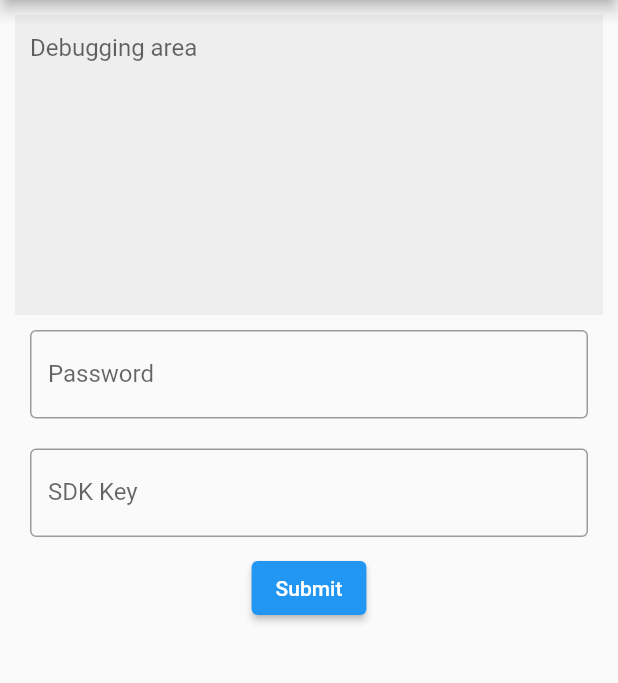
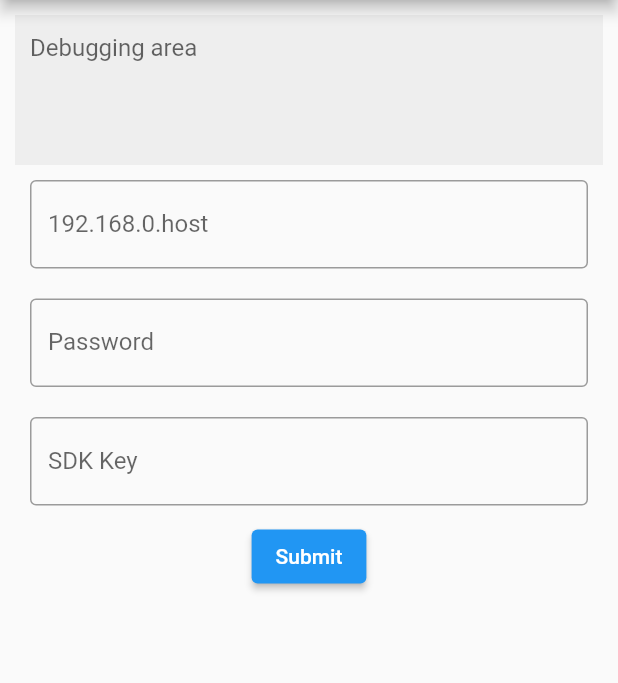
Before and after one commit to RyanJeong/Flutter, a Flutter app: the screen it shows after launch, after a tap on "Submit", on a phone screen of 412 x 824 dp, the part 84-767 px from its top. Run offline on Flutter 3.47's test engine with Material 2 defaults, Android fonts, the phone set to English and light mode, and no system bars; network calls fail.

Commit message:
Updated on May 16, 2022

```diff
--- a/http_test/lib/main.dart
+++ b/http_test/lib/main.dart
@@ -8,8 +8,9 @@ void main() async {
   ));
 }
 
-Future<String> send(String pw, String sdk) async {
-  const String url = 'http://192.168.0.10:80/post';
+Future<String> send(String host, String pw, String sdk) async {
+  String url = 'http://192.168.0.' + host + ':80/post';
+  print(url);
   final response = await http.post(
     Uri.parse(url),
     headers: <String, String>{
@@ -34,6 +35,7 @@ class MyApp extends StatefulWidget {
 }
 
 class _State extends State<MyApp> {
+  TextEditingController hostController = TextEditingController();
   TextEditingController passwordController = TextEditingController();
   TextEditingController sdkController = TextEditingController();
   TextEditingController debugController = TextEditingController();
@@ -49,19 +51,19 @@ class _State extends State<MyApp> {
             child: Column(
               children: <Widget>[
                 Container(
-                  height: 200,
+                  height: 100,
                   color: Color(0xffeeeeee),
                   padding: EdgeInsets.all(10.0),
                   child: new ConstrainedBox(
                     constraints: BoxConstraints(
-                      maxHeight: 200.0,
+                      maxHeight: 100.0,
                     ),
                     child: new Scrollbar(
                       child: new SingleChildScrollView(
                         scrollDirection: Axis.vertical,
                         reverse: true,
                         child: SizedBox(
-                          height: 190.0,
+                          height: 90.0,
                           child: new TextField(
                             maxLines: 100,
                             controller: debugController,
@@ -73,6 +75,16 @@ class _State extends State<MyApp> {
                           ),
                         ),
                       ),
+                    ),
+                  ),
+                ),
+                Padding(
+                  padding: EdgeInsets.all(10),
+                  child: TextField(
+                    controller: hostController,
+                    decoration: InputDecoration(
+                      border: OutlineInputBorder(),
+                      labelText: '192.168.0.host',
                     ),
                   ),
                 ),
@@ -101,7 +113,9 @@ class _State extends State<MyApp> {
                   child: Text('Submit'),
                   onPressed: () async {
                     String res = await send(
-                          passwordController.text, sdkController.text).whenComplete(() => null);
+                          hostController.text,
+                          passwordController.text,
+                          sdkController.text).whenComplete(() => null);
                     debugController.text = res;
                   },
                 ),
```
